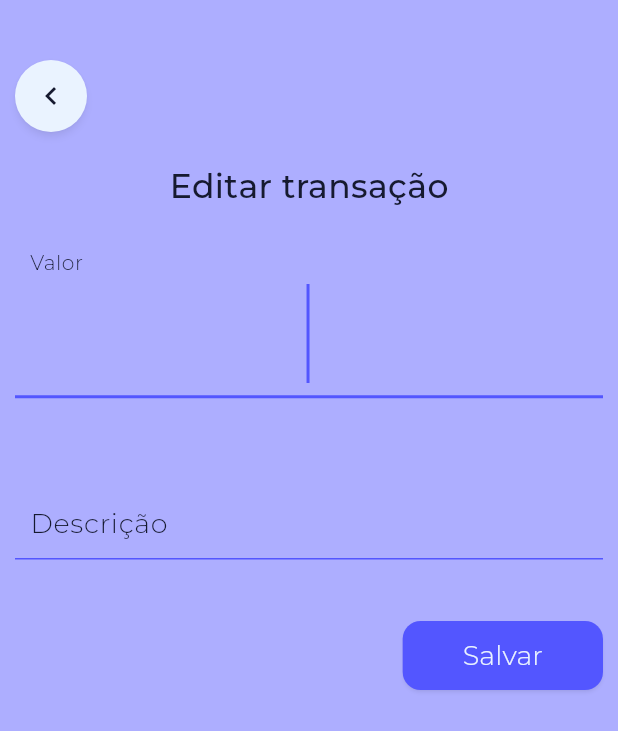
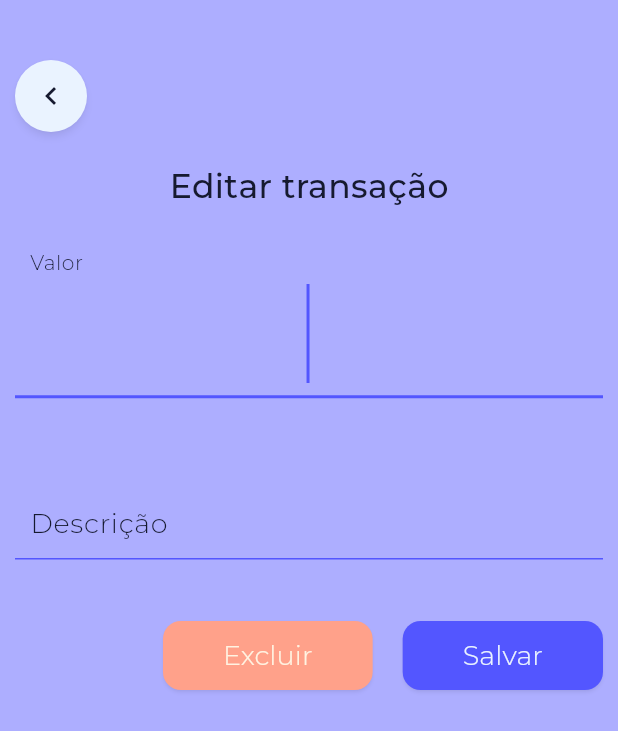
Before and after one commit to gabriel-santi/controle-financeiro, a Flutter app: the EditTransactionPage screen opened by its route, on a phone screen of 412 x 824 dp. Shown: the top 731 px of the screen. Run offline on Flutter 3.47's test engine with Material 3 defaults, Android fonts, the phone set to English and light mode, and no system bars; our stand-ins replace currency_text_input_formatter, sqflite; accounts and stored records are empty; statements that could not run were skipped.

Commit message:
Fixing navigation

```diff
--- a/lib/interfaces/page/add_transaction.page.dart
+++ b/lib/interfaces/page/add_transaction.page.dart
@@ -92,7 +92,7 @@ class _AddTransactionPageState extends State<AddTransactionPage> {
       final String description = _descriptionController.text.trim();
       Payment payment = Payment.create(description, MonetaryValue(value), null, false);
       await _component.savePayment(payment);
-      Navigator.pushNamed(context, '/');
+      Navigator.pushReplacementNamed(context, '/');
     } catch (e) {
       print(e);
     }
--- a/lib/interfaces/page/edit_transaction.page.dart
+++ b/lib/interfaces/page/edit_transaction.page.dart
@@ -9,6 +9,8 @@ import 'package:finapp/interfaces/widget/text.widget.dart';
 import 'package:finapp/interfaces/widget/transaction_form.widget.dart';
 import 'package:flutter/material.dart';
 import 'package:intl/intl.dart';
+
+// ignore_for_file: build_context_synchronously
 
 class EditTransactionPage extends StatefulWidget {
   const EditTransactionPage({super.key});
@@ -31,6 +33,8 @@ class _EditTransactionPageState extends State<EditTransactionPage> {
   void initState() {
     super.initState();
     _component.initialize(AppModule.transactionRepo, _state, update);
+    _valueController.text = _state.transactionSelected!.value.formattedValue();
+    _descriptionController.text = _state.transactionSelected!.description;
   }
 
   void update() {
@@ -61,9 +65,24 @@ class _EditTransactionPageState extends State<EditTransactionPage> {
                   formKey: _formKey,
                 ),
                 SizedBox(height: MainTheme.spacing * 4),
-                Align(
-                  alignment: Alignment.centerRight,
-                  child: ElevatedButton(
+                Row(
+                  mainAxisAlignment: MainAxisAlignment.end,
+                  children: [
+                    ElevatedButton(
+                      onPressed: _onDelete,
+                      style: ButtonStyle(
+                          padding: MaterialStateProperty.resolveWith(
+                              (states) => EdgeInsets.symmetric(vertical: MainTheme.spacing, horizontal: MainTheme.spacing * 4)),
+                          backgroundColor: MaterialStateProperty.resolveWith((states) => Theme.of(context).colorScheme.error),
+                          shape: MaterialStateProperty.resolveWith(
+                              (states) => RoundedRectangleBorder(borderRadius: BorderRadius.circular(MainTheme.radiusMedium)))),
+                      child: TextWidget(
+                        text: 'Excluir',
+                        color: Theme.of(context).colorScheme.onError,
+                      ),
+                    ),
+                    SizedBox(width: MainTheme.spacing * 2),
+                    ElevatedButton(
                       onPressed: _onSave,
                       style: ButtonStyle(
                           padding: MaterialStateProperty.resolveWith(
@@ -76,6 +95,7 @@ class _EditTransactionPageState extends State<EditTransactionPage> {
                         color: Theme.of(context).colorScheme.secondary,
                       ),
                     ),
+                  ],
                 ),
               ],
             ),
@@ -89,14 +109,24 @@ class _EditTransactionPageState extends State<EditTransactionPage> {
     if (_formKey.currentState!.validate() == false) return;
 
     try {
-      final formatter = NumberFormat.currency(locale: 'pt-br', symbol: 'R\$');
+      final NumberFormat formatter = NumberFormat.currency(locale: 'pt-br', symbol: 'R\$');
       final double value = formatter.parse(_valueController.text).toDouble();
       final String description = _descriptionController.text;
       Payment paymentSelected = _state.transactionSelected as Payment;
       Payment paymentUpdated = paymentSelected.copyWith(value: MonetaryValue(value), description: description, lastUpdate: DateTime.now());
       await _component.savePayment(paymentUpdated);
+      Navigator.pushReplacementNamed(context, '/');
     } catch (e) {
-      print(e);
+      print(e); // TODO
+    }
+  }
+
+  void _onDelete() async {
+    try {
+      await _component.deletePayment(_state.transactionSelected!.id);
+      Navigator.pushReplacementNamed(context, '/');
+    } catch (e) {
+      print(e); // TODO
     }
   }
 }
--- a/lib/interfaces/widget/button/back_button.widget.dart
+++ b/lib/interfaces/widget/button/back_button.widget.dart
@@ -2,12 +2,14 @@ import 'package:finapp/interfaces/theme/theme.dart';
 import 'package:flutter/material.dart';
 
 class BackButtonWidget extends StatelessWidget {
-  const BackButtonWidget({super.key});
+  final Function()? onPressed;
+
+  const BackButtonWidget({super.key, this.onPressed});
 
   @override
   Widget build(BuildContext context) {
     return IconButton(
-        onPressed: () => Navigator.pop(context),
+        onPressed: () => onPressed != null ? onPressed!.call() : Navigator.pushReplacementNamed(context, '/'),
         padding: EdgeInsets.all(MainTheme.spacing + 2),
         style: ButtonStyle(
             backgroundColor: MaterialStateProperty.resolveWith((states) => Theme.of(context).colorScheme.secondary),
--- a/lib/main.dart
+++ b/lib/main.dart
@@ -13,6 +13,7 @@ class MyApp extends StatelessWidget {
   Widget build(BuildContext context) {
     return MaterialApp(
       title: 'Finapp',
+      initialRoute: '/',
       routes: Routes.routes,
       debugShowCheckedModeBanner: false,
       theme: ThemeData(
```
Also changed, not shown: lib/interfaces/page/home.page.dart (+5 -5 lines). Lines whose indentation alone changed are shown as unchanged.
